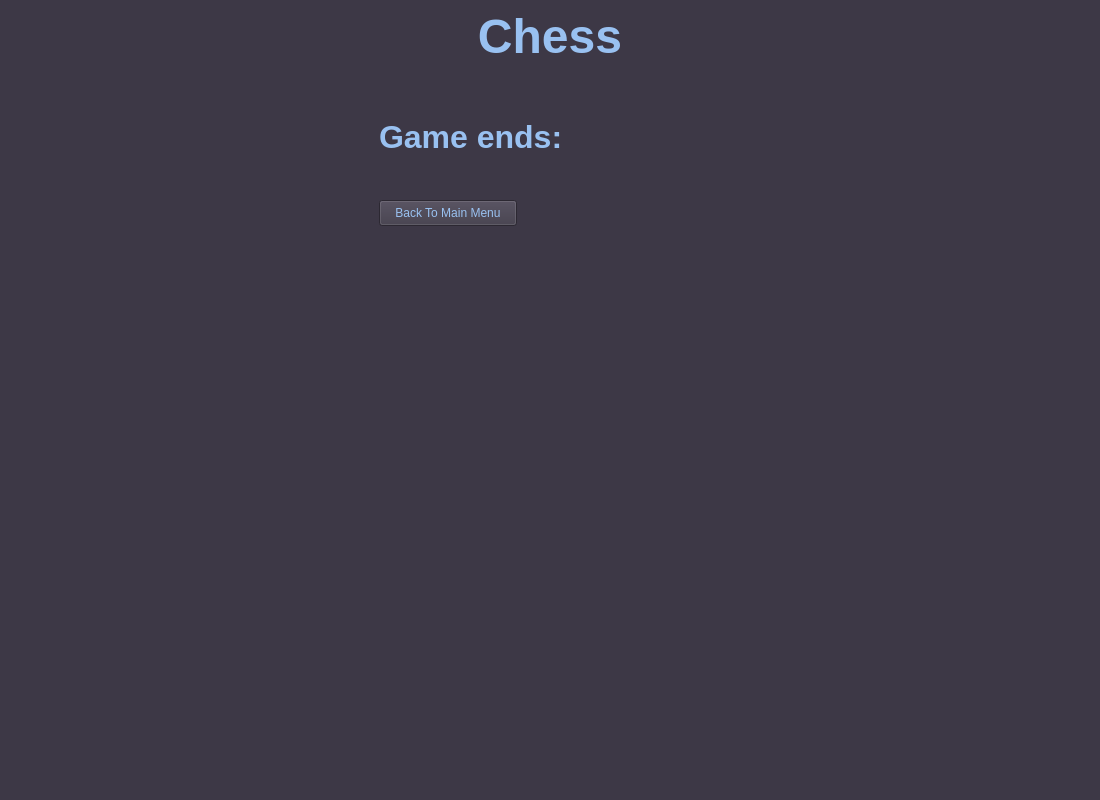
Above: mainwindow.ui from Antti86/Chess before the change. Below: the same form after it.
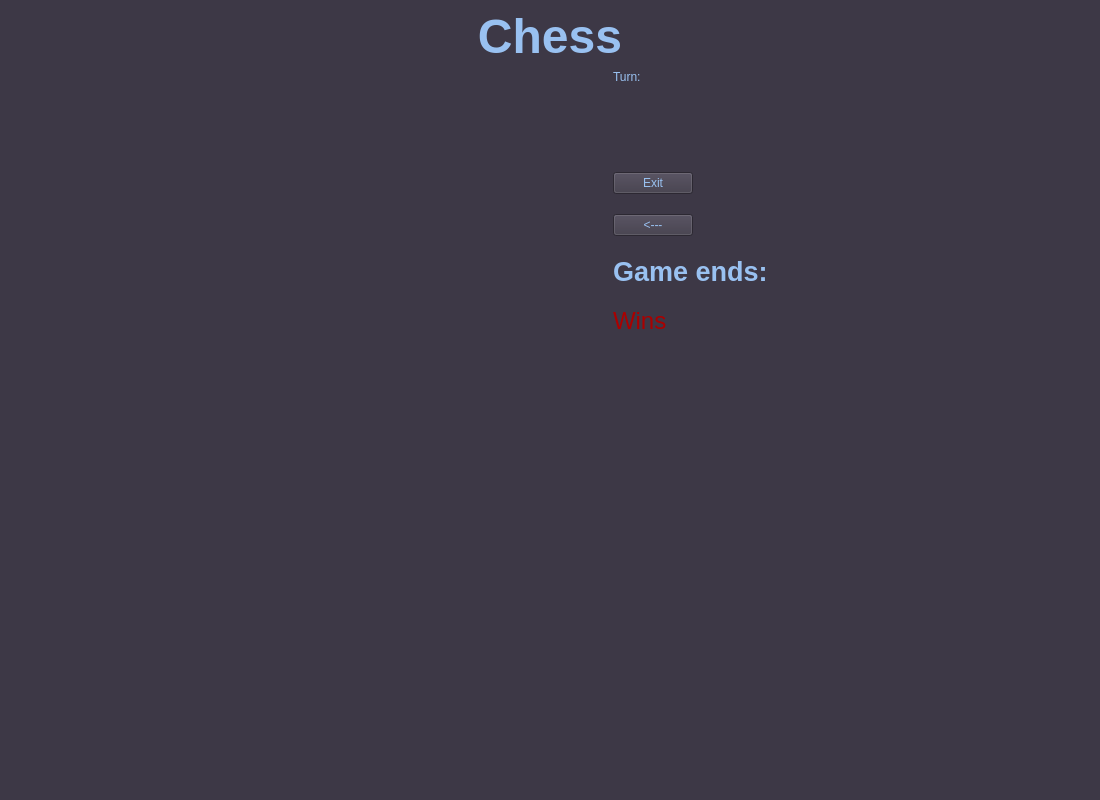
That is the form after the change. The open tabs and pages were chosen to show the change. Icons and pictures are not drawn. Custom widgets are drawn as their Qt base class.

Commit message: Removed seperate game end screen, game now ends in play screen with notification. Fixed threefold repetition draw bug when playing against bot.

Patch:
```diff
--- a/mainwindow.ui
+++ b/mainwindow.ui
@@ -331,6 +331,27 @@
             </property>
            </widget>
           </item>
+          <item row="4" column="1">
+           <widget class="QLabel" name="GameEnds_Lbl">
+            <property name="enabled">
+             <bool>true</bool>
+            </property>
+            <property name="text">
+             <string>&lt;html&gt;&lt;head/&gt;&lt;body&gt;&lt;p&gt;&lt;span style=&quot; font-size:20pt; font-weight:700;&quot;&gt;Game ends:&lt;/span&gt;&lt;/p&gt;&lt;/body&gt;&lt;/html&gt;</string>
+            </property>
+           </widget>
+          </item>
+          <item row="5" column="1">
+           <widget class="QLabel" name="EndStatus_Lbl">
+            <property name="styleSheet">
+             <string notr="true">font: 600 20pt &quot;Ubuntu Sans&quot;rgb(170, 0, 0);
+color: rgb(170, 0, 0);</string>
+            </property>
+            <property name="text">
+             <string>&lt;html&gt;&lt;head/&gt;&lt;body&gt;&lt;p&gt;&lt;span style=&quot; font-size:18pt; color:#aa0000;&quot;&gt;Wins&lt;/span&gt;&lt;/p&gt;&lt;/body&gt;&lt;/html&gt;</string>
+            </property>
+           </widget>
+          </item>
          </layout>
         </item>
         <item row="0" column="0">
@@ -366,47 +387,6 @@
         </item>
        </layout>
       </widget>
-      <widget class="QWidget" name="WinScreen">
-       <widget class="QPushButton" name="WinExit">
-        <property name="geometry">
-         <rect>
-          <x>10</x>
-          <y>130</y>
-          <width>138</width>
-          <height>26</height>
-         </rect>
-        </property>
-        <property name="text">
-         <string>Back To Main Menu</string>
-        </property>
-       </widget>
-       <widget class="QWidget" name="layoutWidget">
-        <property name="geometry">
-         <rect>
-          <x>10</x>
-          <y>40</y>
-          <width>411</width>
-          <height>55</height>
-         </rect>
-        </property>
-        <layout class="QHBoxLayout" name="horizontalLayout">
-         <item>
-          <widget class="QLabel" name="label">
-           <property name="text">
-            <string>&lt;html&gt;&lt;head/&gt;&lt;body&gt;&lt;p&gt;&lt;span style=&quot; font-size:24pt; font-weight:700;&quot;&gt;Game ends:&lt;/span&gt;&lt;/p&gt;&lt;/body&gt;&lt;/html&gt;</string>
-           </property>
-          </widget>
-         </item>
-         <item>
-          <widget class="QLabel" name="Winner">
-           <property name="text">
-            <string/>
-           </property>
-          </widget>
-         </item>
-        </layout>
-       </widget>
-      </widget>
      </widget>
     </item>
    </layout>
```
Left out of the diff: 2 changed lines with no effect on the pictures. The commit also changes 2 other files.
